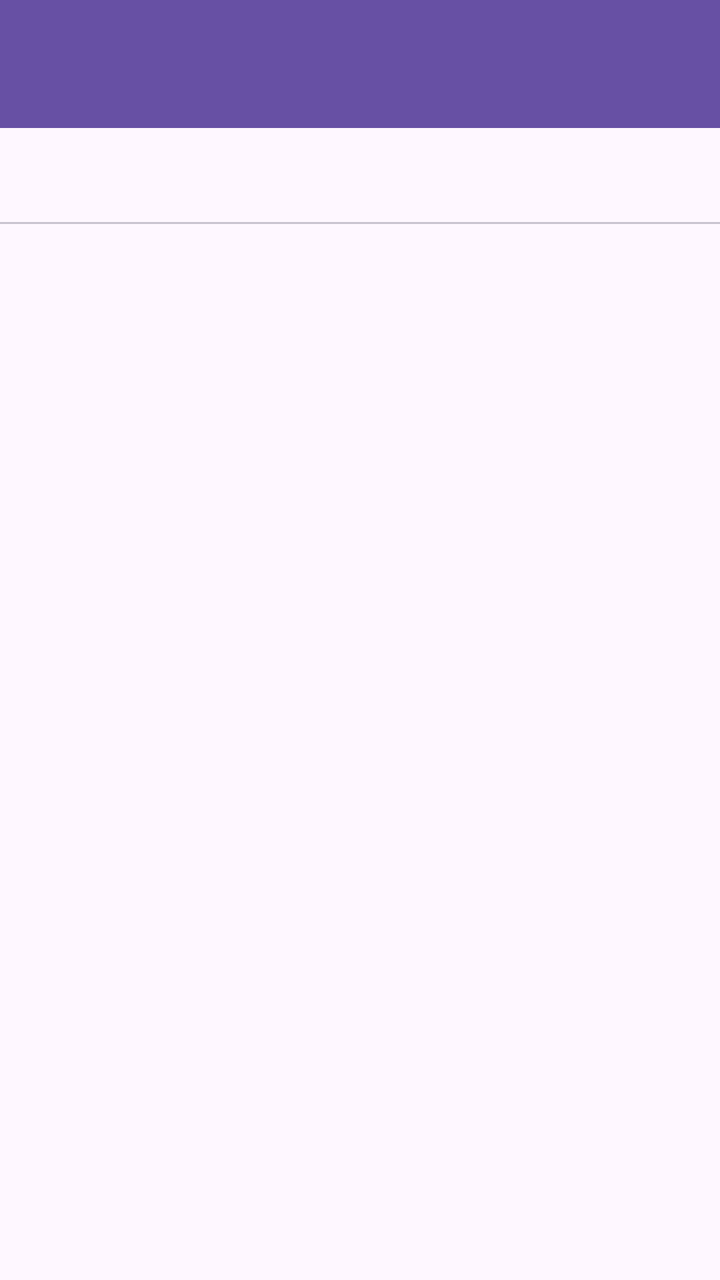
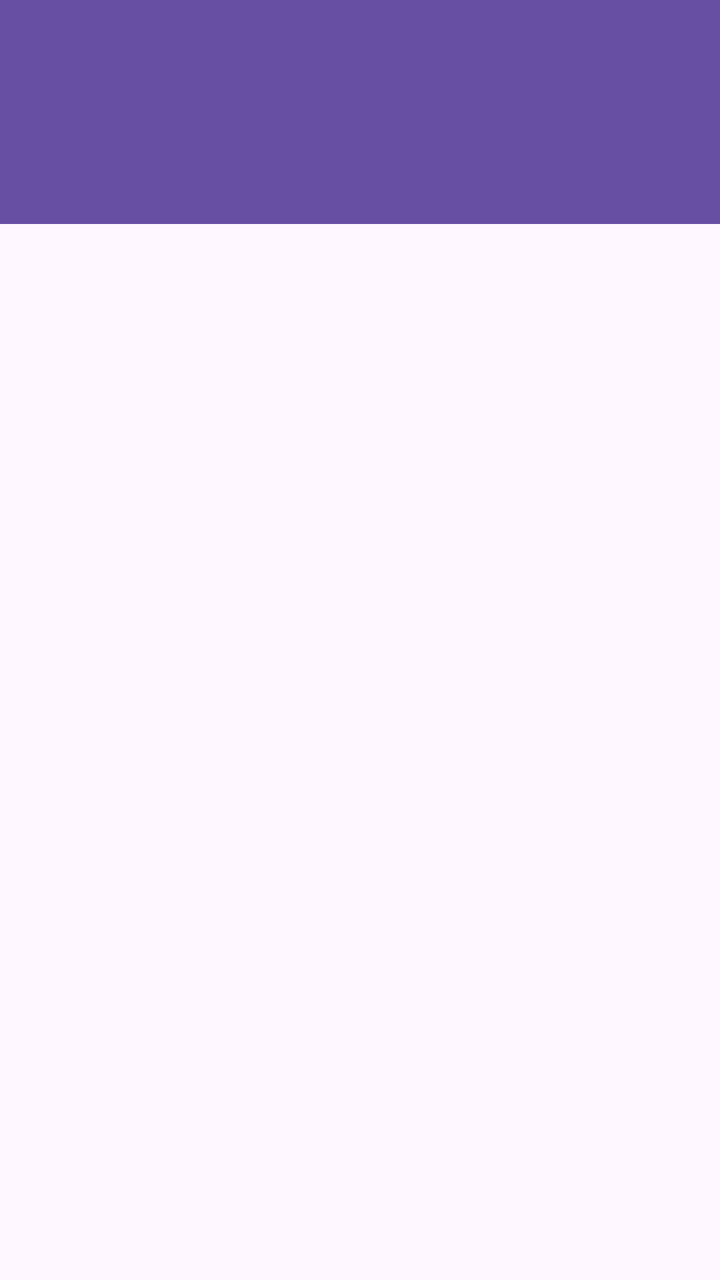

Two renders of the same Android screen: before a commit and after it. Below are the layout's source before the change and the commit's diff.
<!-- AndroidManifest.xml: application theme Theme.SelfLearning -->
<!-- res/layout/activity_android.xml -->
<?xml version="1.0" encoding="utf-8"?>
<androidx.coordinatorlayout.widget.CoordinatorLayout xmlns:android="http://schemas.android.com/apk/res/android"
    xmlns:app="http://schemas.android.com/apk/res-auto"
    android:layout_width="match_parent"
    android:layout_height="match_parent">

    <com.google.android.material.appbar.AppBarLayout
        android:layout_width="match_parent"
        android:fitsSystemWindows="true"
        android:background="?attr/colorPrimary"
        android:layout_height="wrap_content">

        <com.google.android.material.appbar.MaterialToolbar
            android:id="@+id/toolbar"
            android:layout_width="match_parent"
            android:layout_height="?attr/actionBarSize"
            android:title="Android Learning"
            android:titleTextColor="@android:color/white"
            android:background="?attr/colorPrimary"/>

        <com.google.android.material.tabs.TabLayout
            android:id="@+id/tabLayout"
            android:layout_width="match_parent"
            android:layout_height="wrap_content"/>
    </com.google.android.material.appbar.AppBarLayout>

    <androidx.viewpager2.widget.ViewPager2
        android:id="@+id/viewPager"
        android:layout_width="match_parent"
        android:layout_height="match_parent"
        app:layout_behavior="@string/appbar_scrolling_view_behavior"/>

</androidx.coordinatorlayout.widget.CoordinatorLayout>
<!-- resources referenced by this layout -->
<resources>
  <style name="Theme.SelfLearning" parent="Base.Theme.SelfLearning" />
  <style name="Base.Theme.SelfLearning" parent="Theme.Material3.DayNight.NoActionBar">
          
          
      </style>
</resources>

<!-- the commit's change to res/layout/activity_android.xml (unified diff, before → after) -->
@@ -14,13 +14,15 @@
             android:id="@+id/toolbar"
             android:layout_width="match_parent"
             android:layout_height="?attr/actionBarSize"
-            android:title="Android Learning"
+            android:title="Android"
             android:titleTextColor="@android:color/white"
             android:background="?attr/colorPrimary"/>
 
         <com.google.android.material.tabs.TabLayout
             android:id="@+id/tabLayout"
+            android:background="?attr/colorPrimary"
             android:layout_width="match_parent"
+            android:titleTextColor="@android:color/white"
             android:layout_height="wrap_content"/>
     </com.google.android.material.appbar.AppBarLayout>
 
